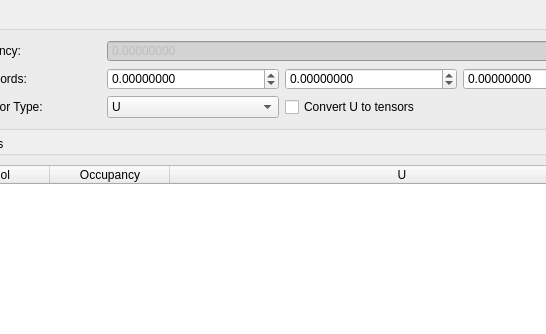
First picture: the form in hexrd/ui/resources/ui/material_site_editor.ui, repository HEXRD/hexrdgui, before the edit; both pictures show x 94 to 640 and y 0 to 334 of the 752 by 502 pixel window.
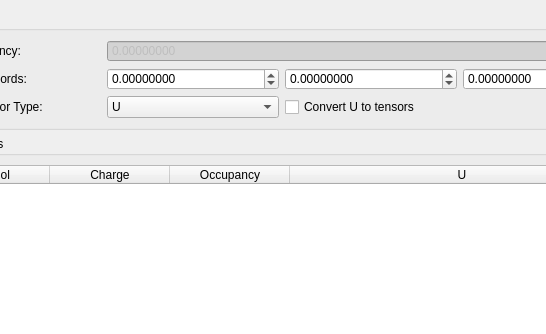
Second picture: the form after the edit. Custom widgets are drawn as their Qt base class.

Commit message:
Add ability to modify a material's charge
Note that we have to update the unit cell and structure factor
manually [since the material is not currently doing that](https://github.com/HEXRD/hexrd/blob/300f43ffe35cdbd0a7827b80d0b9209f196771a0/hexrd/material.py#L864-L866).

Maybe we should just add the charge as an argument to
[`set_atomdata()`](https://github.com/HEXRD/hexrd/blob/300f43ffe35cdbd0a7827b80d0b9209f196771a0/hexrd/material.py#L942)?

What changed in the file:
```diff
--- a/hexrd/ui/resources/ui/material_site_editor.ui
+++ b/hexrd/ui/resources/ui/material_site_editor.ui
@@ -52,6 +52,11 @@
           <string>Symbol</string>
          </property>
         </column>
+        <column>
+         <property name="text">
+          <string>Charge</string>
+         </property>
+        </column>
         <column>
          <property name="text">
           <string>Occupancy</string>
```
The commit also changes 2 other files.
